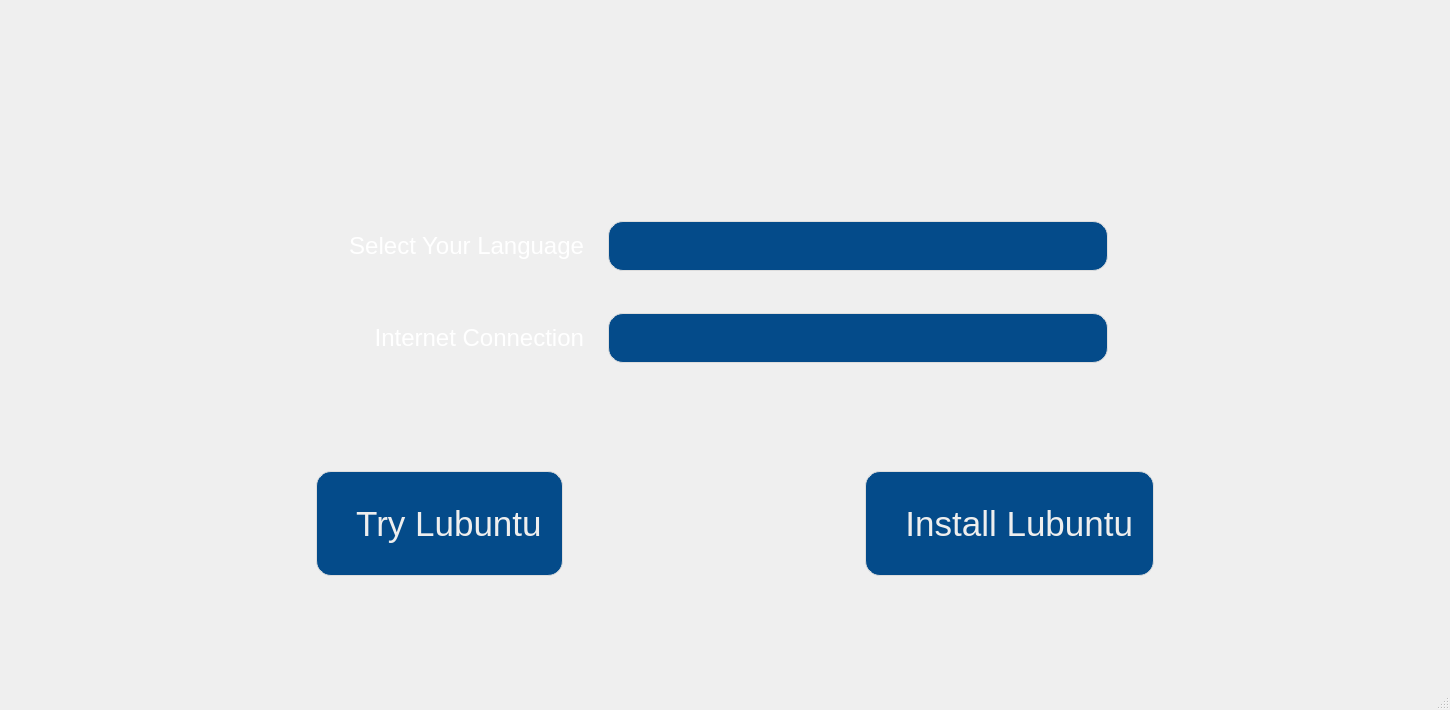
Before: the Qt Designer form src/installerprompt.ui in lubuntu-team/installer-prompt, drawn with Qt 5.
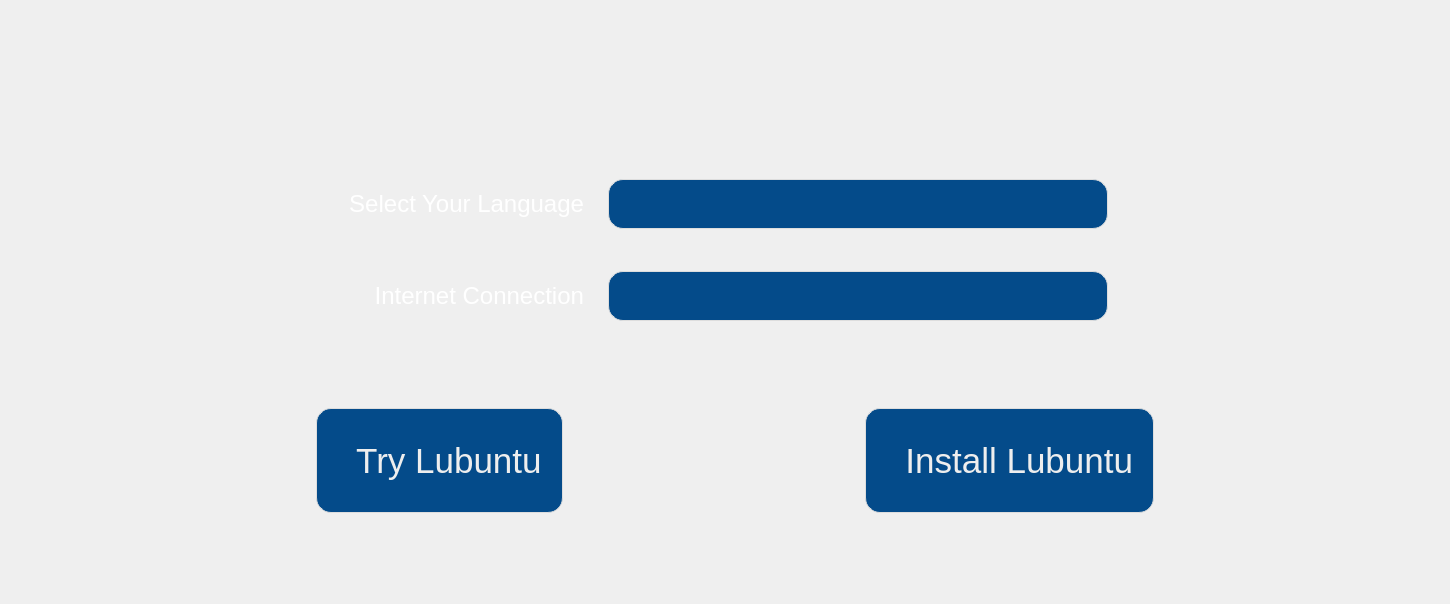
After: the same form once the commit is applied. Icons and pictures are not drawn.

The edit to the form file:
```diff
--- a/src/installerprompt.ui
+++ b/src/installerprompt.ui
@@ -7,7 +7,7 @@
     <x>0</x>
     <y>0</y>
     <width>1450</width>
-    <height>710</height>
+    <height>604</height>
    </rect>
   </property>
   <property name="minimumSize">
@@ -19,6 +19,9 @@
   <property name="windowTitle">
    <string>Try or Install Lubuntu</string>
   </property>
+  <property name="autoFillBackground">
+   <bool>false</bool>
+  </property>
   <property name="styleSheet">
    <string notr="true">QWidget {
     color: #000000;
@@ -515,7 +518,6 @@
     </item>
    </layout>
   </widget>
-  <widget class="QStatusBar" name="statusbar"/>
  </widget>
  <resources>
   <include location="resource.qrc"/>
```
